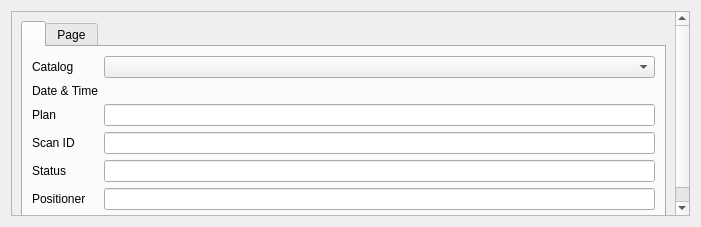
BCDA-APS/gemviz, file gemviz23/demo/resources/filterpanel.ui: the form before one commit.
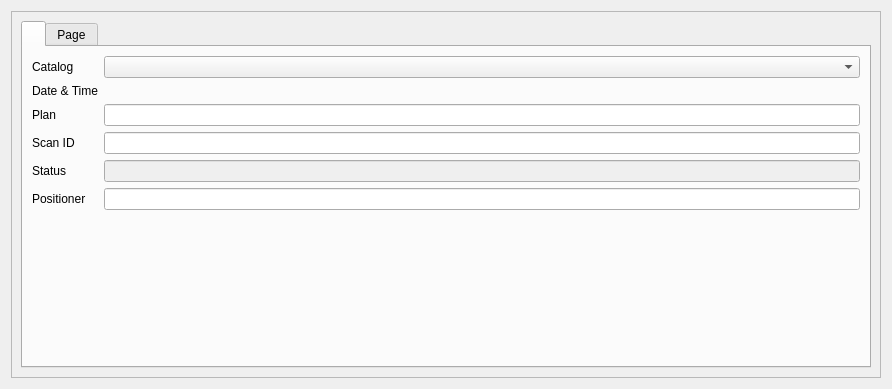
The form after the commit.

Commit message: filter by plan, scan, and motors

Patch:
```diff
--- a/gemviz23/demo/resources/filterpanel.ui
+++ b/gemviz23/demo/resources/filterpanel.ui
@@ -6,8 +6,8 @@
    <rect>
     <x>0</x>
     <y>0</y>
-    <width>701</width>
-    <height>227</height>
+    <width>892</width>
+    <height>389</height>
    </rect>
   </property>
   <property name="windowTitle">
@@ -24,8 +24,8 @@
        <rect>
         <x>0</x>
         <y>0</y>
-        <width>510</width>
-        <height>255</height>
+        <width>872</width>
+        <height>369</height>
        </rect>
       </property>
       <layout class="QVBoxLayout" name="verticalLayout">
@@ -84,7 +84,14 @@
             </widget>
            </item>
            <item row="4" column="1">
-            <widget class="QLineEdit" name="status"/>
+            <widget class="QLineEdit" name="status">
+             <property name="enabled">
+              <bool>false</bool>
+             </property>
+             <property name="toolTip">
+              <string>It is not possible to filter on the Status at this time. That information comes from the stop document and the current search tools available don't search that document at this time.</string>
+             </property>
+            </widget>
            </item>
            <item row="5" column="0">
             <widget class="QLabel" name="positioner_label">
```
Left out of the diff: 30 changed lines with no effect on the pictures. The commit also changes 2 other files.
